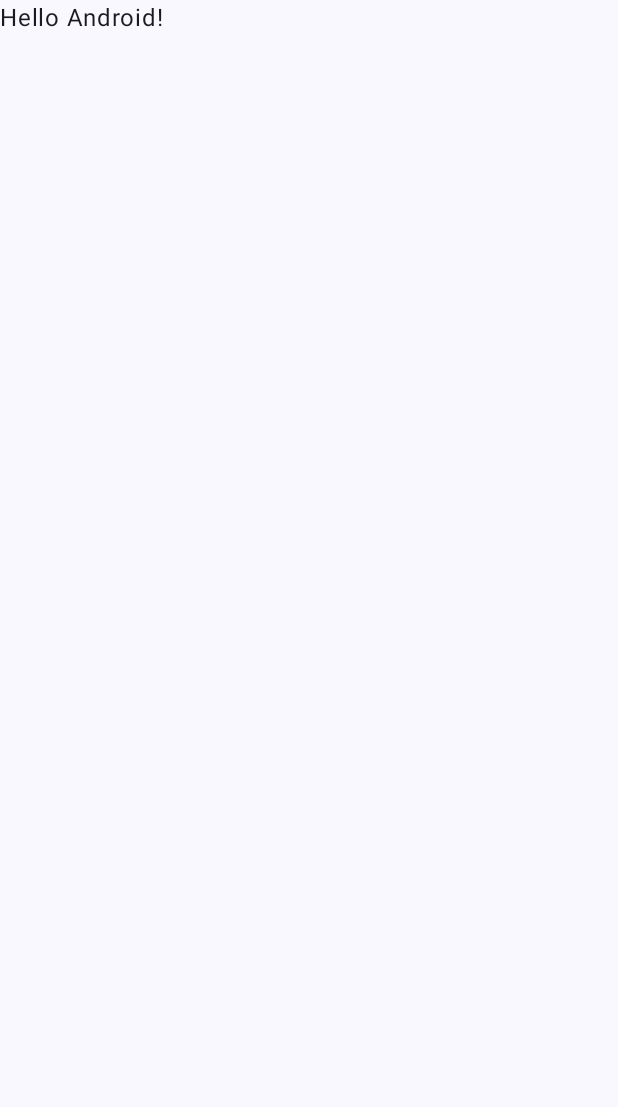
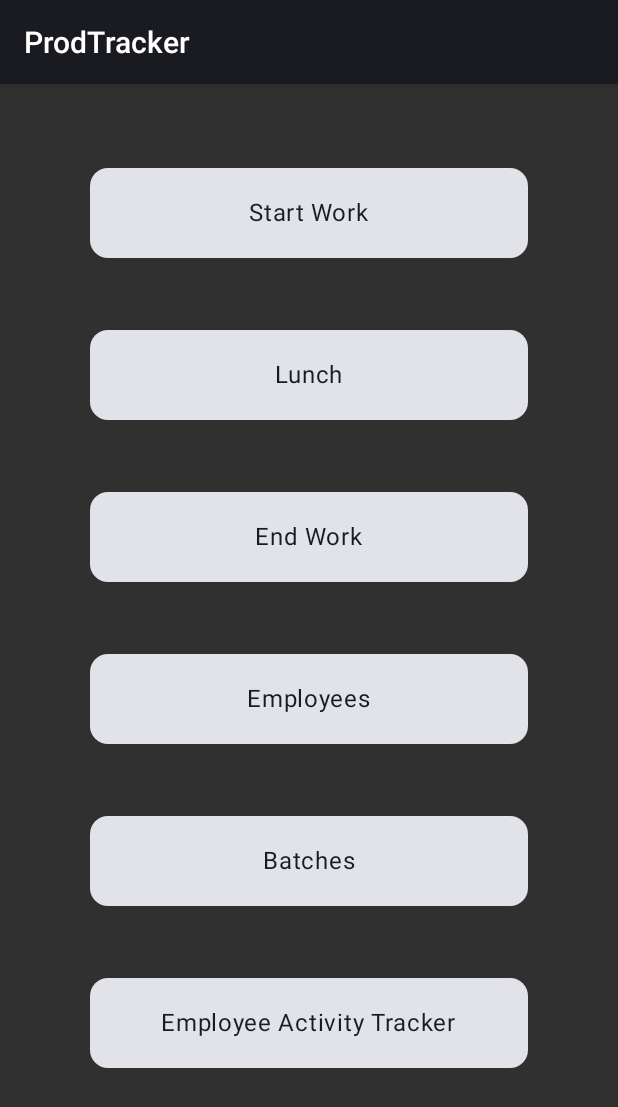
Before and after one commit to elpguillen/Experiments, an Android app built with Jetpack Compose: the screen it shows after launch (MainActivity), on a phone screen of 412 x 824 dp. Before the commit the part shown is almost empty. Shown: the top 1107 px of the screen. Run offline under Robolectric (Android 15) with nearby library versions, the phone set to English and light mode, and no system bars.

Commit message:
Change theme for app to Material.Dark.ActionBar
Make HomeScreen the initial Screen that app navigates to on startup.

Center items on the HomeScreen to middle of the Screen.

```diff
--- a/ProdTracker/app/src/main/java/com/chiu/prodtracker/MainActivity.kt
+++ b/ProdTracker/app/src/main/java/com/chiu/prodtracker/MainActivity.kt
@@ -1,16 +1,23 @@
 package com.chiu.prodtracker
 
 import android.os.Bundle
+import android.text.Layout
 import androidx.activity.ComponentActivity
 import androidx.activity.compose.setContent
 import androidx.activity.enableEdgeToEdge
+import androidx.compose.foundation.layout.Arrangement
+import androidx.compose.foundation.layout.Column
+import androidx.compose.foundation.layout.Row
 import androidx.compose.foundation.layout.fillMaxSize
 import androidx.compose.foundation.layout.padding
 import androidx.compose.material3.Scaffold
 import androidx.compose.material3.Text
 import androidx.compose.runtime.Composable
+import androidx.compose.ui.Alignment
 import androidx.compose.ui.Modifier
 import androidx.compose.ui.tooling.preview.Preview
+import androidx.compose.ui.unit.dp
+import com.chiu.prodtracker.ui.home.HomeScreen
 import com.chiu.prodtracker.ui.theme.ProdTrackerTheme
 
 class MainActivity : ComponentActivity() {
@@ -19,11 +26,12 @@
         enableEdgeToEdge()
         setContent {
             ProdTrackerTheme {
-                Scaffold(modifier = Modifier.fillMaxSize()) { innerPadding ->
-                    Greeting(
-                        name = "Android",
-                        modifier = Modifier.padding(innerPadding)
-                    )
+                Column(
+                    verticalArrangement = Arrangement.Center,
+                    modifier = Modifier
+                        .fillMaxSize()
+                ) {
+                    HomeScreen(modifier = Modifier)
                 }
             }
         }
--- /dev/null
+++ b/ProdTracker/app/src/main/java/com/chiu/prodtracker/ProdApp.kt
@@ -0,0 +1,10 @@
+package com.chiu.prodtracker
+
+import androidx.compose.runtime.Composable
+
+/**
+ * Top level composable that represents screens for the application
+ */
+@Composable
+fun ProdApp(homeMenuItems: List<String>) {
+}
--- a/ProdTracker/app/src/main/java/com/chiu/prodtracker/ui/home/HomeScreen.kt
+++ b/ProdTracker/app/src/main/java/com/chiu/prodtracker/ui/home/HomeScreen.kt
@@ -5,6 +5,7 @@
 import androidx.compose.foundation.layout.Arrangement
 import androidx.compose.foundation.layout.Column
 import androidx.compose.foundation.layout.Row
+import androidx.compose.foundation.layout.fillMaxSize
 import androidx.compose.foundation.layout.fillMaxWidth
 import androidx.compose.foundation.layout.padding
 import androidx.compose.foundation.lazy.LazyColumn
@@ -12,17 +13,20 @@
 import androidx.compose.material3.Card
 import androidx.compose.material3.Text
 import androidx.compose.runtime.Composable
+import androidx.compose.ui.Alignment
 import androidx.compose.ui.Modifier
 import androidx.compose.ui.tooling.preview.Preview
 import androidx.compose.ui.unit.dp
 import com.chiu.prodtracker.ui.theme.ProdTrackerTheme
 
 
+val homeMenuList: List<String> = listOf("Start Work", "Lunch", "End Work", "Employees", "Batches","Employee Activity Tracker")
+
 @Composable
 fun HomeScreen(
     modifier: Modifier
 ) {
-
+    HomeBody(menuList = homeMenuList, onItemClick = {} )
 }
 
 @Composable
@@ -33,6 +37,7 @@
 ) {
     Column(
         modifier = modifier
+            .padding(16.dp)
     ) {
         MenuList(
             menuList = menuList,
@@ -49,7 +54,7 @@
             MenuItem(
                 itemName = item,
                 modifier = Modifier
-                    .padding(5.dp)
+                    .padding(24.dp)
                     .clickable { }
             )
         }
@@ -64,7 +69,7 @@
         Row(
             modifier = Modifier
                 .fillMaxWidth()
-                .padding(10.dp),
+                .padding(18.dp),
             horizontalArrangement = Arrangement.Center
         ) {
             Text(text = itemName)
--- a/ProdTracker/app/src/main/res/values/themes.xml
+++ b/ProdTracker/app/src/main/res/values/themes.xml
@@ -1,5 +1,5 @@
 <?xml version="1.0" encoding="utf-8"?>
 <resources>
 
-    <style name="Theme.ProdTracker" parent="android:Theme.Material.Light.NoActionBar" />
+    <style name="Theme.ProdTracker" parent="android:ThemeOverlay.Material.Dark.ActionBar" />
 </resources>
```
